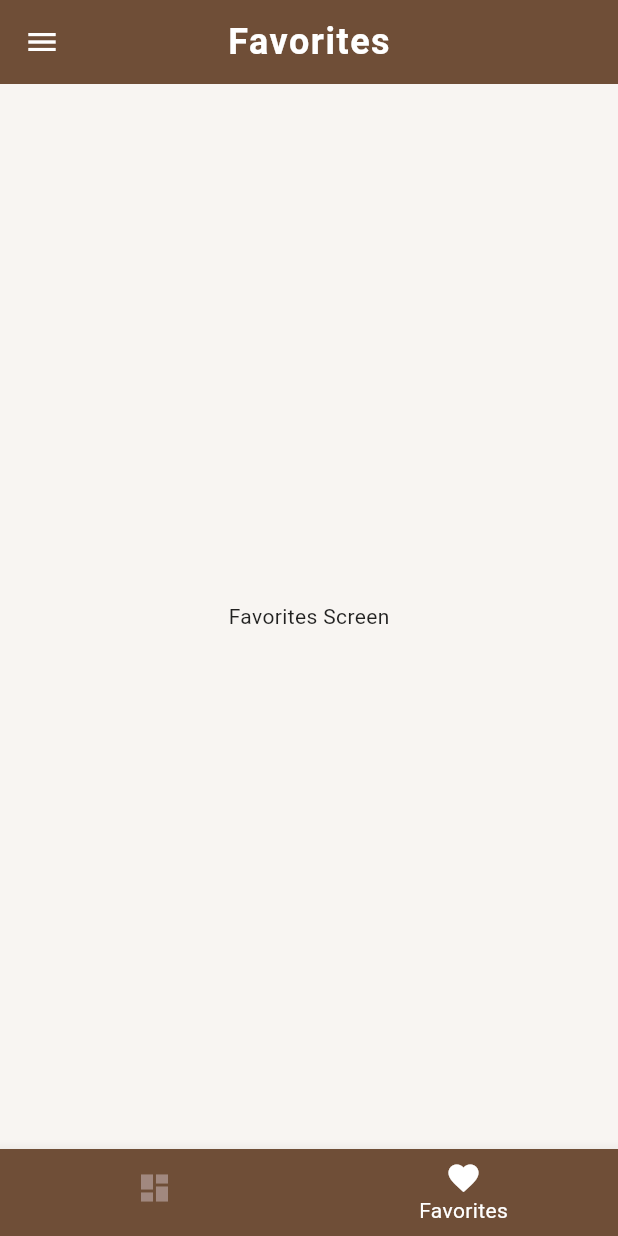
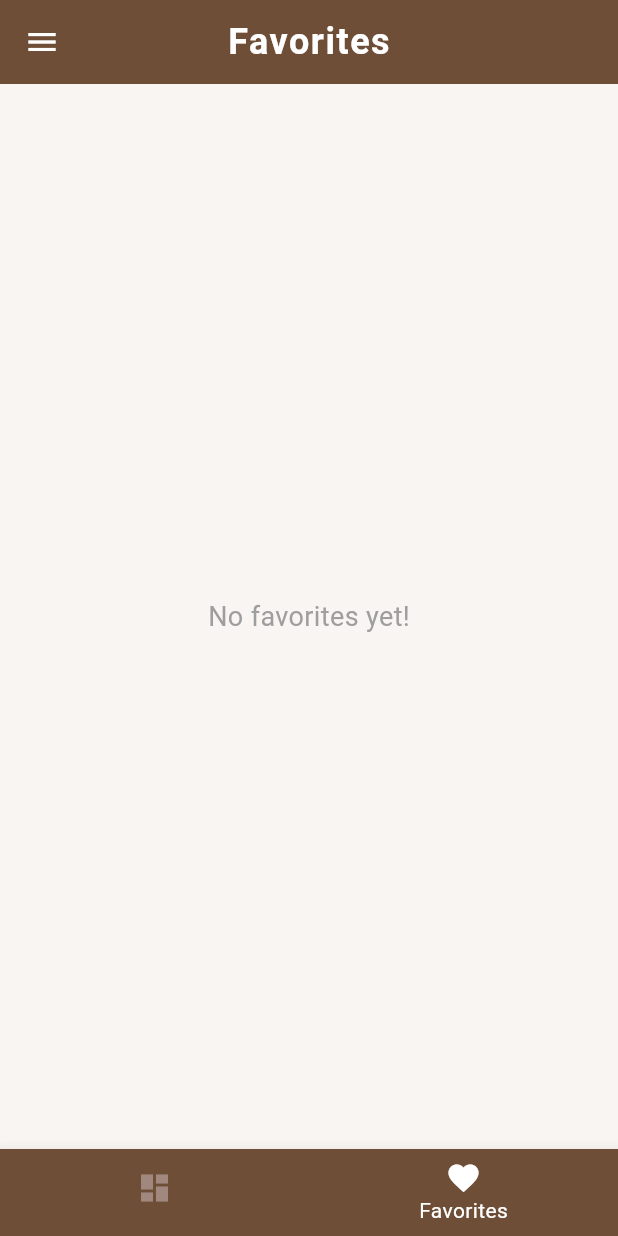
Before and after one commit to Banopartt/coffee_shop, a Flutter app: the screen it shows after launch, item 2 of the bottom bar chosen, on a phone screen of 412 x 824 dp. Run offline on Flutter 3.47's test engine with Material 3 defaults, Android fonts, the phone set to English and light mode, and no system bars.

Commit message:
adding favorite page

```diff
--- a/lib/dummy_data.dart
+++ b/lib/dummy_data.dart
@@ -12,6 +12,7 @@ import 'models/items_models.dart';
   // ================= HOT COFFEE (c1) =================
 
   ItemsModels(
+    id: '11',
     title: 'Americano',
     price: '3.50',
     imageUrl: 'assets/images/americano.webp',
@@ -21,6 +22,7 @@ import 'models/items_models.dart';
   ),
 
   ItemsModels(
+    id: '12',
     title: 'Latte',
     price: '4.50',
     imageUrl: 'assets/images/latte-2.jpg',
@@ -30,6 +32,7 @@ import 'models/items_models.dart';
   ),
 
   ItemsModels(
+    id: '13',
     title: 'Mocha',
     price: '5.00',
     imageUrl: 'assets/images/mocha.jpeg',
@@ -39,6 +42,7 @@ import 'models/items_models.dart';
   ),
 
   ItemsModels(
+    id: '14',
     title: 'Hot Chocolate Coffee',
     price: '5.50',
     imageUrl: 'assets/images/hotchocolate.jpg',
@@ -48,6 +52,7 @@ import 'models/items_models.dart';
   ),
 
   ItemsModels(
+  id: '15',
   title: 'Flat White',
   price: '4.80',
   imageUrl: 'assets/images/flat.jpeg',
@@ -59,6 +64,7 @@ import 'models/items_models.dart';
 // ================= COLD COFFEE (c2) =================
 
 ItemsModels(
+  id: '16',
   title: 'Iced Coffee',
   price: '3.50',
   imageUrl: 'assets/images/iced.jpeg',
@@ -68,6 +74,7 @@ import 'models/items_models.dart';
 ),
 
 ItemsModels(
+  id: '17',
   title: 'Cold Latte',
   price: '4.20',
   imageUrl: 'assets/images/coldlatte.jpeg',
@@ -77,6 +84,7 @@ import 'models/items_models.dart';
 ),
 
 ItemsModels(
+  id: '18',
   title: 'Coffee Frappé',
   price: '5.00',
   imageUrl: 'assets/images/frappe.jpeg',
@@ -86,6 +94,7 @@ import 'models/items_models.dart';
 ),
 
 ItemsModels(
+  id: '19',
   title: 'Vanilla Iced Coffee',
   price: '4.80',
   imageUrl: 'assets/images/vanilla.jpeg',
@@ -95,6 +104,7 @@ import 'models/items_models.dart';
 ),
 
 ItemsModels(
+  id: '20',
   title: 'Caramel Cold Brew',
   price: '5.20',
   imageUrl: 'assets/images/caramel.webp',
@@ -106,6 +116,7 @@ import 'models/items_models.dart';
 // ================= BREWED (c3) =================
 
 ItemsModels(
+  id: '21',
   title: 'Pour Over',
   price: '4.00',
   imageUrl: 'assets/images/pourover.jpeg',
@@ -115,6 +126,7 @@ import 'models/items_models.dart';
 ),
 
 ItemsModels(
+  id: '22',
   title: 'French Press',
   price: '4.20',
   imageUrl: 'assets/images/french.jpeg',
@@ -124,6 +136,7 @@ import 'models/items_models.dart';
 ),
 
 ItemsModels(
+  id: '23',
   title: 'Drip Coffee',
   price: '3.00',
   imageUrl: 'assets/images/drip.jpeg',
@@ -133,6 +146,7 @@ import 'models/items_models.dart';
 ),
 
 ItemsModels(
+  id: '24',
   title: 'Chemex',
   price: '4.50',
   imageUrl: 'assets/images/chemex.jpeg',
@@ -142,9 +156,10 @@ import 'models/items_models.dart';
 ),
 
 ItemsModels(
+  id: '25',
   title: 'Aeropress',
   price: '4.30',
-    imageUrl : 'assets/images/Aeropress.jpeg',
+  imageUrl: 'assets/images/Aeropress.jpeg',
   description: 'Quick brewed coffee with rich flavor.',
   ingredients: ['Coffee', 'Water'],
   cId: 'c3',
@@ -153,6 +168,7 @@ import 'models/items_models.dart';
 // ================= ESPRESSO-BASED (c4) =================
 
 ItemsModels(
+  id: '26',
   title: 'Espresso',
   price: '3.00',
   imageUrl: 'assets/images/espresso.jpeg',
@@ -162,6 +178,7 @@ import 'models/items_models.dart';
 ),
 
 ItemsModels(
+  id: '27',
   title: 'Cappuccino',
   price: '4.50',
   imageUrl: 'assets/images/Cappuccino.jpeg',
@@ -171,6 +188,7 @@ import 'models/items_models.dart';
 ),
 
 ItemsModels(
+  id: '28',
   title: 'Macchiato',
   price: '4.00',
   imageUrl: 'assets/images/Macchiato.jpeg',
@@ -180,6 +198,7 @@ import 'models/items_models.dart';
 ),
 
 ItemsModels(
+  id: '29',
   title: 'Ristretto',
   price: '3.20',
   imageUrl: 'assets/images/Ristretto.jpeg',
@@ -189,6 +208,7 @@ import 'models/items_models.dart';
 ),
 
 ItemsModels(
+  id: '30',
   title: 'Cortado',
   price: '4.20',
   imageUrl: 'assets/images/Cortado.jpeg',
@@ -200,6 +220,7 @@ import 'models/items_models.dart';
 // ================= SPECIALTY (c5) =================
 
 ItemsModels(
+  id: '31',
   title: 'Pumpkin Spice Latte',
   price: '6.00',
   imageUrl: 'assets/images/pumpkin_spice.jpeg',
@@ -209,6 +230,7 @@ import 'models/items_models.dart';
 ),
 
 ItemsModels(
+  id: '32',
   title: 'Honey Cinnamon Latte',
   price: '5.50',
   imageUrl: 'assets/images/honey_latte.jpeg',
@@ -218,6 +240,7 @@ import 'models/items_models.dart';
 ),
 
 ItemsModels(
+  id: '33',
   title: 'Affogato',
   price: '6.50',
   imageUrl: 'assets/images/affogato.jpeg',
@@ -227,6 +250,7 @@ import 'models/items_models.dart';
 ),
 
 ItemsModels(
+  id: '34',
   title: 'Irish Cream Coffee',
   price: '5.80',
   imageUrl: 'assets/images/irish_cream.jpeg',
@@ -236,6 +260,7 @@ import 'models/items_models.dart';
 ),
 
 ItemsModels(
+  id: '35',
   title: 'Hazelnut Latte',
   price: '5.30',
   imageUrl: 'assets/images/hazelnut_latte.jpeg',
@@ -247,6 +272,7 @@ import 'models/items_models.dart';
 // ================= INSTANT (c6) =================
 
 ItemsModels(
+  id: '36',
   title: 'Classic Instant Coffee',
   price: '2.00',
   imageUrl: 'assets/images/classic_instant.jpeg',
@@ -256,6 +282,7 @@ import 'models/items_models.dart';
 ),
 
 ItemsModels(
+  id: '37',
   title: 'Instant Cappuccino',
   price: '2.50',
   imageUrl: 'assets/images/instant_cappuccino.jpeg',
@@ -265,6 +292,7 @@ import 'models/items_models.dart';
 ),
 
 ItemsModels(
+  id: '38',
   title: 'Instant Mocha',
   price: '2.80',
   imageUrl: 'assets/images/instant_mocha.jpeg',
@@ -274,6 +302,7 @@ import 'models/items_models.dart';
 ),
 
 ItemsModels(
+  id: '39',
   title: '3-in-1 Coffee',
   price: '1.80',
   imageUrl: 'assets/images/3_in_1.jpeg',
@@ -283,6 +312,7 @@ import 'models/items_models.dart';
 ),
 
 ItemsModels(
+  id: '40',
   title: 'Instant Vanilla Coffee',
   price: '2.60',
   imageUrl: 'assets/images/instant_vanilla.jpeg',
--- a/lib/models/items_models.dart
+++ b/lib/models/items_models.dart
@@ -1,6 +1,7 @@
 
 
 class ItemsModels {
+  String id;
   String? title;
   String? price;
   String? imageUrl;
@@ -9,5 +10,5 @@ class ItemsModels {
   String? cId;
 
 
-  ItemsModels({required this.title, required this.price, required this.imageUrl, required this.description, required this.ingredients, required this.cId});
+  ItemsModels({required this.title, required this.price, required this.imageUrl, required this.description, required this.ingredients, required this.cId, required this.id});
 }
--- a/lib/screens/category_item_screen.dart
+++ b/lib/screens/category_item_screen.dart
@@ -116,7 +116,7 @@ class CategoryItemScreen extends StatelessWidget {
                     price: item.price,
                     description: item.description,
                     ingredients: item.ingredients,
-                    cId: item.cId,
+                    id: item.id,
                   );
                 },
               ),
--- a/lib/screens/favorite_screen.dart
+++ b/lib/screens/favorite_screen.dart
@@ -1,14 +1,40 @@
-import "package:flutter/material.dart";
-
+import 'package:flutter/material.dart';
+import '../widgets/item.dart';
+import '../dummy_data.dart';
+import '../widgets/drawer_widget.dart';
 
 class FavoriteScreen extends StatelessWidget {
   static const String routeName = '/favorites';
+
   const FavoriteScreen({super.key});
 
   @override
   Widget build(BuildContext context) {
+    final favoriteIds = ItemWidget.favoriteIds;
+
     return Center(
-        child: Text('Favorites Screen'),
-      );
-  }
-}
+      child: favoriteIds.isEmpty
+          ? const Text(
+              'No favorites yet!',
+              style: TextStyle(fontSize: 18, color: Colors.grey),
+            )
+            : GridView(
+              children: [
+                ...favoriteIds.map(
+                (id) => ItemWidget(
+                title: ITEMS.firstWhere((item) => item.id == id).title,
+                imageUrl: ITEMS.firstWhere((item) => item.id == id).imageUrl,
+                price: ITEMS.firstWhere((item) => item.id == id).price,
+
+  ),
+).toList(),
+              ],
+              gridDelegate: const SliverGridDelegateWithMaxCrossAxisExtent(
+                maxCrossAxisExtent: 200,
+                childAspectRatio: 3 / 4,
+                crossAxisSpacing: 10,
+                mainAxisSpacing: 10,
+              ),
+            ),
+    );
+}}
```
Also changed, not shown: lib/widgets/item.dart (+48 -13 lines). Lines whose indentation alone changed are shown as unchanged.
